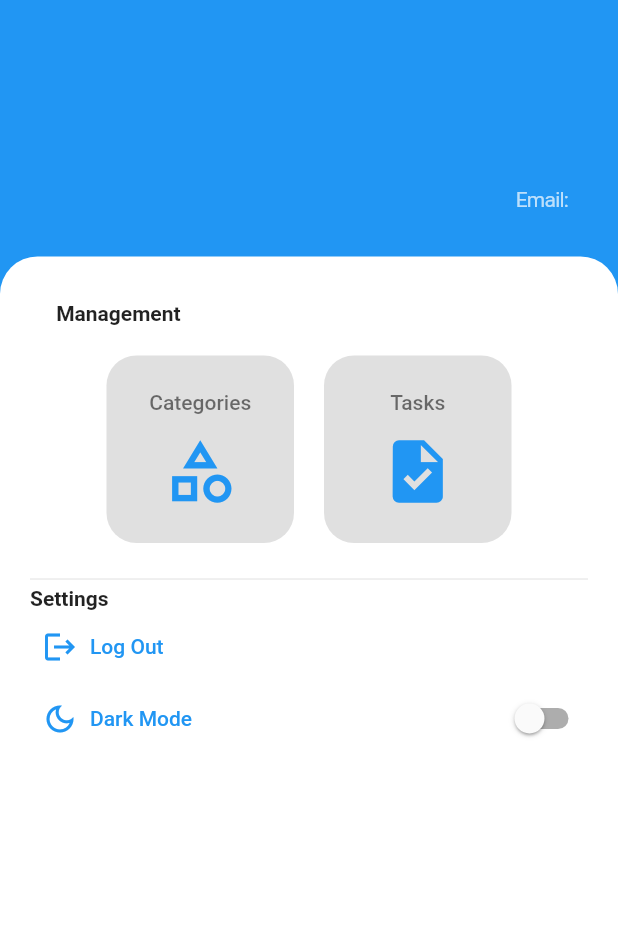
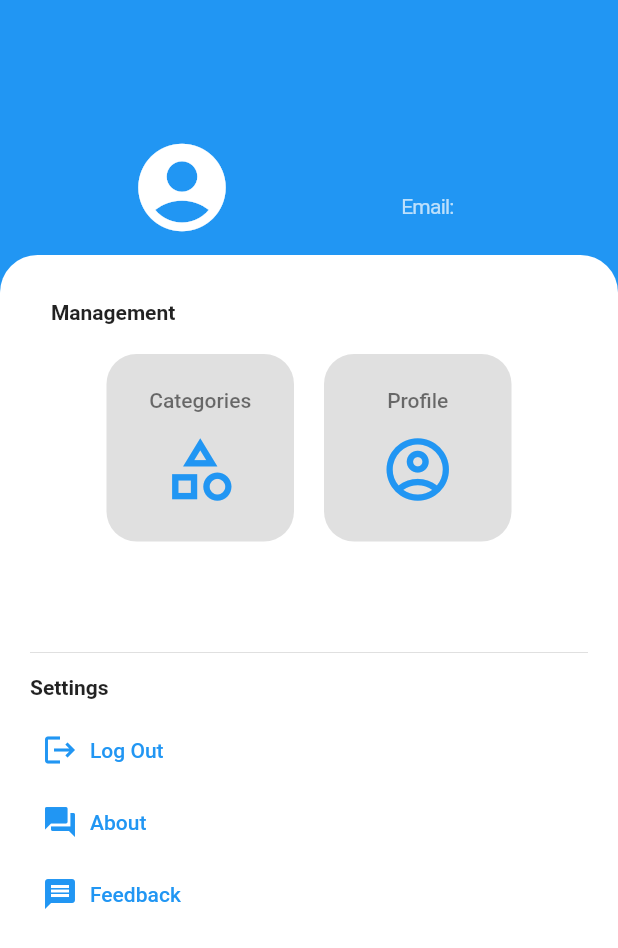
Before and after one commit to tuuhin/e-note, a Flutter app: the SettingPage screen opened directly, on a phone screen of 412 x 824 dp. Shown: the top 948 px of the screen. Run offline on Flutter 3.47's test engine with Material 2 defaults, Android fonts, the phone set to English and light mode, and no system bars; our stand-ins replace card_swiper, cloud_firestore, firebase_auth, firebase_core, flutter_spinkit, flutter_svg; missing offline and left inert: flutter_material_color_picker; accounts and stored records are empty.

Commit message:
added new pages

```diff
--- a/lib/home/appwidget/appwidget.dart
+++ b/lib/home/appwidget/appwidget.dart
@@ -6,4 +6,4 @@ export 'addnewlabel.dart';
 export 'labelview.dart';
 export 'catergoryeditor.dart';
 export 'categoryviewer.dart';
-export 'taskviewer.dart';
+export 'profileviewer.dart';
--- a/lib/home/appwidget/taskviewer.dart
+++ b/lib/home/appwidget/profileviewer.dart
@@ -1,7 +1,8 @@
 import 'package:flutter/material.dart';
+import 'package:weather/pages/page.dart';
 
-class TaskViewer extends StatelessWidget {
-  const TaskViewer({Key? key}) : super(key: key);
+class ProfileViewer extends StatelessWidget {
+  const ProfileViewer({Key? key}) : super(key: key);
 
   @override
   Widget build(BuildContext context) {
@@ -11,6 +12,12 @@ class TaskViewer extends StatelessWidget {
       decoration: BoxDecoration(
           color: Colors.grey[300], borderRadius: BorderRadius.circular(20)),
       child: GestureDetector(
+        onTap: () {
+          Navigator.push(context,
+              MaterialPageRoute(builder: (BuildContext context) {
+            return ProfilePage();
+          }));
+        },
         child: Padding(
           padding: const EdgeInsets.all(10.0),
           child: Column(
@@ -18,12 +25,12 @@ class TaskViewer extends StatelessWidget {
             mainAxisAlignment: MainAxisAlignment.spaceEvenly,
             children: [
               Text(
-                'Tasks',
+                'Profile',
                 style: TextStyle(
                     fontWeight: FontWeight.w500, color: Colors.black54),
               ),
               Icon(
-                Icons.task,
+                Icons.account_circle_outlined,
                 size: 50,
                 color: Theme.of(context).primaryColor,
               ),
--- a/lib/home/settingspage.dart
+++ b/lib/home/settingspage.dart
@@ -2,7 +2,6 @@ import 'package:flutter/material.dart';
 import 'package:weather/auth/authentication.dart';
 import 'package:provider/provider.dart';
 import 'package:weather/home/appwidget/appwidget.dart';
-
 import 'package:weather/model/loggeruser.dart';
 import 'package:weather/model/model.dart';
 import 'package:weather/pages/page.dart';
@@ -22,8 +21,6 @@ class _SettingPageState extends State<SettingPage> {
 
   String email = '';
 
-  bool _modeDark = false;
-
   @override
   Widget build(BuildContext context) {
     var _value = Provider.of<LoggedUser?>(context)!.userdata;
@@ -39,6 +36,24 @@ class _SettingPageState extends State<SettingPage> {
         crossAxisAlignment: CrossAxisAlignment.end,
         children: [
           SizedBox(height: 80),
+          Row(
+            mainAxisAlignment: MainAxisAlignment.spaceEvenly,
+            children: [
+              Padding(
+                padding: const EdgeInsets.fromLTRB(10, 10, 5, 10),
+                child: ClipRRect(
+                  borderRadius: BorderRadius.circular(80),
+                  child: Container(
+                    // color: Colors.red,
+                    child: Center(
+                        child: Icon(
+                      Icons.account_circle,
+                      size: 70,
+                      color: Colors.white,
+                    )),
+                  ),
+                ),
+              ),
               Container(
                 // color: Colors.purple,
                 // width: 300,
@@ -49,6 +64,7 @@ class _SettingPageState extends State<SettingPage> {
                     // mainAxisAlignment: MainAxisAlignment.spaceEvenly,
                     children: [
                       Text(name,
+                          overflow: TextOverflow.ellipsis,
                           style: TextStyle(
                               color: SettingPage._white,
                               fontSize: 20,
@@ -56,6 +72,7 @@ class _SettingPageState extends State<SettingPage> {
                               letterSpacing: 1.1)),
                       SizedBox(height: 2),
                       Text('Email: ' + email,
+                          overflow: TextOverflow.ellipsis,
                           style: TextStyle(
                               color: Colors.white70,
                               fontWeight: FontWeight.w400,
@@ -64,7 +81,9 @@ class _SettingPageState extends State<SettingPage> {
                   ),
                 ),
               ),
-          SizedBox(height: 10),
+            ],
+          ),
+          // SizedBox(height: 10),
           Expanded(
             child: Container(
               width: MediaQuery.of(context).size.width,
@@ -82,12 +101,12 @@ class _SettingPageState extends State<SettingPage> {
                   children: [
                     Container(
                       width: MediaQuery.of(context).size.width,
-                      height: 200,
+                      height: 250,
                       child: Column(
                         crossAxisAlignment: CrossAxisAlignment.start,
                         children: [
                           SizedBox(height: 20),
-                          Text('     Management',
+                          Text('    Management',
                               style: TextStyle(fontWeight: FontWeight.bold)),
                           SizedBox(height: 20),
                           Container(
@@ -97,7 +116,7 @@ class _SettingPageState extends State<SettingPage> {
                                 runSpacing: 20,
                                 children: [
                                   CategoryViewer(),
-                                  TaskViewer(),
+                                  ProfileViewer(),
                                 ],
                               ),
                             ),
@@ -109,8 +128,10 @@ class _SettingPageState extends State<SettingPage> {
                     Column(
                       crossAxisAlignment: CrossAxisAlignment.start,
                       children: [
+                        SizedBox(height: 10),
                         Text('Settings',
                             style: TextStyle(fontWeight: FontWeight.bold)),
+                        SizedBox(height: 10),
                         TextButton.icon(
                           icon: Icon(Icons.logout),
                           label: Text('Log Out'),
@@ -118,26 +139,24 @@ class _SettingPageState extends State<SettingPage> {
                             await _auth.signOut();
                           },
                         ),
-                        Row(
-                          mainAxisAlignment: MainAxisAlignment.spaceBetween,
-                          children: [
                         TextButton.icon(
-                              icon: Icon(Icons.dark_mode_outlined),
-                              label: Text('Dark Mode'),
-                              onPressed: () {},
-                            ),
-                            Switch.adaptive(
-                              activeColor: Colors.blue[900],
-                              value: _modeDark,
-                              onChanged: (bool? a) {
-                                setState(() {
-                                  _modeDark = !_modeDark;
-                                });
-                                print(Theme.of(context).brightness);
+                            onPressed: () {
+                              Navigator.push(context, MaterialPageRoute(
+                                  builder: (BuildContext ontext) {
+                                return AboutPage();
+                              }));
                             },
-                            ),
-                          ],
-                        ),
+                            label: Text('About'),
+                            icon: Icon(Icons.question_answer)),
+                        TextButton.icon(
+                            onPressed: () {
+                              Navigator.push(context, MaterialPageRoute(
+                                  builder: (BuildContext ontext) {
+                                return FeedBackPage();
+                              }));
+                            },
+                            label: Text('Feedback'),
+                            icon: Icon(Icons.message)),
                       ],
                     ),
                   ],
--- a/lib/pages/page.dart
+++ b/lib/pages/page.dart
@@ -1,3 +1,6 @@
 export 'notepage.dart';
 export 'noteupdater.dart';
 export 'categorymanager.dart';
+export 'aboutpage.dart';
+export 'feedbackpage.dart';
+export 'profilepage.dart';
```
Also changed, not shown: lib/pages/aboutpage.dart (added, +15 -0 lines), lib/pages/feedbackpage.dart (added, +15 -0 lines), lib/pages/profilepage.dart (added, +10 -0 lines). Lines whose indentation alone changed are shown as unchanged.
